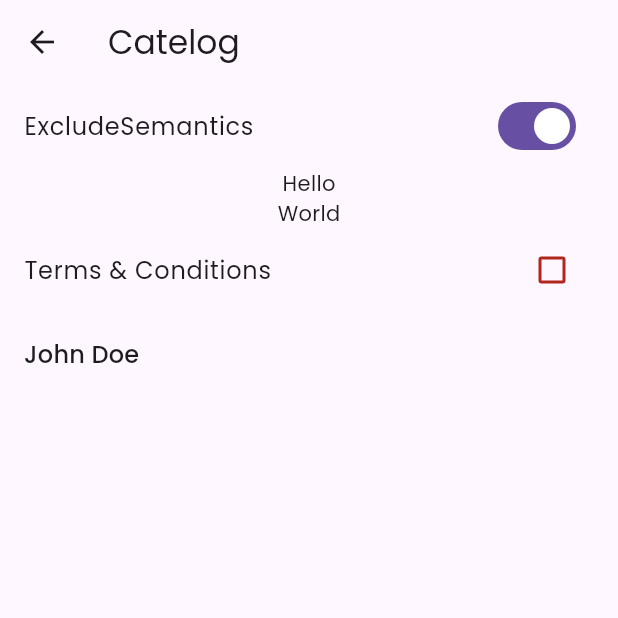
After one commit to shravan-elred/flutter_training, a Flutter app: the CatelogView screen opened directly, after a tap on "ExcludeSemantics", on a phone screen of 412 x 824 dp, the top half of it. The commit adds this screen. Run offline on Flutter 3.47's test engine with Material 3 defaults, Android fonts, the phone set to English and light mode, and no system bars; our stand-ins replace google_fonts, rxdart; missing offline and left inert: worker_manager, workmanager; generated files the repository leaves out were written again.

Commit message:
widget catelogs

```diff
--- /dev/null
+++ b/lib/catelog/catelog_view.dart
@@ -0,0 +1,104 @@
+import 'dart:developer';
+
+import 'package:flutter/material.dart';
+
+class CatelogView extends StatefulWidget {
+  const CatelogView({super.key});
+
+  @override
+  State<CatelogView> createState() => _CatelogViewState();
+}
+
+class _CatelogViewState extends State<CatelogView> {
+  bool excludeSemantics = false;
+  bool? isTermsApproved;
+  bool willAccept = false;
+
+  @override
+  Widget build(BuildContext context) {
+    return Scaffold(
+      appBar: AppBar(
+        title: const Text('Catelog'),
+      ),
+      floatingActionButton: DragTarget<String>(
+        builder: (context, candidateData, rejectedData) {
+          return Container(
+            width: 100,
+            height: 100,
+            color: Theme.of(context).colorScheme.surfaceContainer,
+          );
+        },
+      ),
+      body: Form(
+        child: Column(
+          children: [
+            SwitchListTile(
+              onChanged: (value) {
+                log('$excludeSemantics = $value');
+                setState(() {
+                  excludeSemantics = value;
+                });
+              },
+              value: excludeSemantics,
+              title: const Text('ExcludeSemantics'),
+            ),
+            Semantics(
+              excludeSemantics: excludeSemantics,
+              hidden: excludeSemantics,
+              child: const Column(
+                children: [
+                  Text('Hello'),
+                  Text('World'),
+                ],
+              ),
+            ),
+            FormField<bool>(
+              enabled: true,
+              validator: (value) {
+                if (value == true) return null;
+                return 'Please accept terms & conditions';
+              },
+              autovalidateMode: AutovalidateMode.always,
+              initialValue: isTermsApproved,
+              builder: (field) {
+                return CheckboxListTile(
+                  value: field.value == true,
+                  onChanged: (value) {
+                    field.didChange(value);
+                  },
+                  isError: field.hasError,
+                  title: const Text('Terms & Conditions'),
+                );
+              },
+            ),
+            LongPressDraggable<String>(
+              feedback: Material(
+                child: Text(
+                  'John Doe',
+                  style: Theme.of(context).textTheme.titleMedium,
+                ),
+              ),
+              childWhenDragging: Material(
+                child: ListTile(
+                  title: Text(
+                    'John Doe',
+                    style: Theme.of(context)
+                        .textTheme
+                        .titleMedium
+                        ?.copyWith(color: Colors.black12),
+                  ),
+                ),
+              ),
+              child: ListTile(
+                title: Text(
+                  'John Doe',
+                  style: Theme.of(context).textTheme.titleMedium,
+                ),
+              ),
+            ),
+          ],
+        ),
+      ),
+    );
+  }
+}
--- /dev/null
+++ b/lib/custom_painter/clock_painter.dart
@@ -0,0 +1,63 @@
+import 'dart:math';
+
+import 'package:flutter/material.dart';
+
+class ClockPainter extends CustomPainter {
+  const ClockPainter({
+    required this.dateTime,
+  });
+
+  final DateTime dateTime;
+
+  @override
+  void paint(Canvas canvas, Size size) {
+    final second = dateTime.second;
+    final minute = dateTime.minute;
+    final hour = dateTime.hour;
+
+    final centerX = size.width / 2;
+    final centerY = size.height / 2;
+
+    final secondHandPaint = Paint()
+      ..color = Colors.red
+      ..strokeWidth = 1
+      ..strokeCap = StrokeCap.round;
+
+    final minuteHandPaint = Paint()
+      ..color = Colors.blue
+      ..strokeWidth = 3
+      ..strokeCap = StrokeCap.round;
+
+    final hourHandPaint = Paint()
+      ..color = Colors.black
+      ..strokeWidth = 5
+      ..strokeCap = StrokeCap.round;
+
+    final secondHandX = centerX + 100 * cos(second * 6 * pi / 180);
+    final secondHandY = centerY + 100 * sin(second * 6 * pi / 180);
+    canvas.drawLine(
+      Offset(centerX, centerY),
+      Offset(secondHandX, secondHandY),
+      secondHandPaint,
+    );
+
+    final minuteHandX = centerX + 70 * cos(minute * 6 * pi / 180);
+    final minuteHandY = centerY + 70 * sin(minute * 6 * pi / 180);
+    canvas.drawLine(
+      Offset(centerX, centerY),
+      Offset(minuteHandX, minuteHandY),
+      minuteHandPaint,
+    );
+
+    final hourHandX = centerX + 50 * cos(hour * 30 + minute * 0.5 * pi / 180);
+    final hourHandY = centerY + 50 * sin(hour * 30 + minute * 0.5 * pi / 180);
+    canvas.drawLine(
+      Offset(centerX, centerY),
+      Offset(hourHandX, hourHandY),
+      hourHandPaint,
+    );
+  }
+
+  @override
+  bool shouldRepaint(covariant CustomPainter oldDelegate) => true;
+}
--- /dev/null
+++ b/lib/custom_painter/custom_painter_example.dart
@@ -0,0 +1,35 @@
+import 'package:flutter/material.dart';
+
+import 'clock_painter.dart';
+
+class CustomPainterExample extends StatelessWidget {
+  const CustomPainterExample({super.key});
+
+  @override
+  Widget build(BuildContext context) {
+    return Scaffold(
+      appBar: AppBar(
+        title: const Text('Custom Painter'),
+      ),
+      body: Center(
+        child: StreamBuilder<DateTime>(
+          stream: Stream.periodic(
+            const Duration(seconds: 1),
+            (_) => DateTime.now(),
+          ),
+          builder: (context, snapshot) {
+            return CustomPaint(
+              painter: ClockPainter(
+                dateTime: snapshot.data ?? DateTime.now(),
+              ),
+              child: const SizedBox(
+                width: 200,
+                height: 200,
+              ),
+            );
+          },
+        ),
+      ),
+    );
+  }
+}
--- a/lib/main.dart
+++ b/lib/main.dart
@@ -4,6 +4,9 @@ import 'package:flutter_localizations/flutter_localizations.dart';
 import 'package:flutter_gen/gen_l10n/app_localizations.dart';
 
 import 'cart/view/cart_view.dart';
+import 'catelog/catelog_view.dart';
+import 'catelog/nested_scroll_view_example.dart';
+import 'custom_painter/custom_painter_example.dart';
 
 final navigaterKey = GlobalKey<NavigatorState>();
 
@@ -34,7 +37,7 @@ class MyApp extends StatelessWidget {
         Locale('en'), // English
         Locale('fr'), // French
       ],
-      home: const CartView(),
+      home: const CustomPainterExample(),
     );
   }
 }
```
Also changed, not shown: lib/catelog/nested_scroll_view_example.dart (added, +88 -0 lines).
